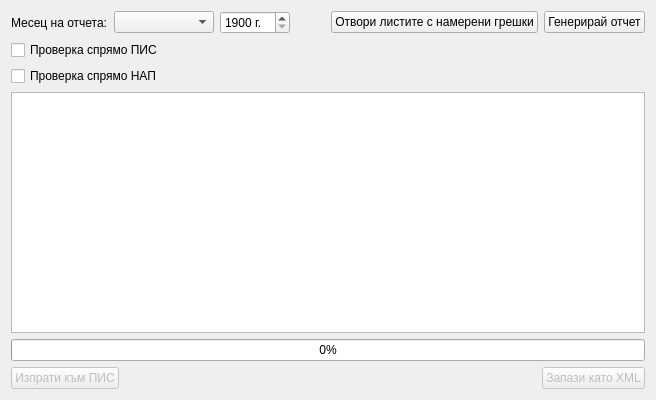
Old version of the form src/View/Widgets/ReportView.ui in the repository thefinalcutbg/DinoDent.
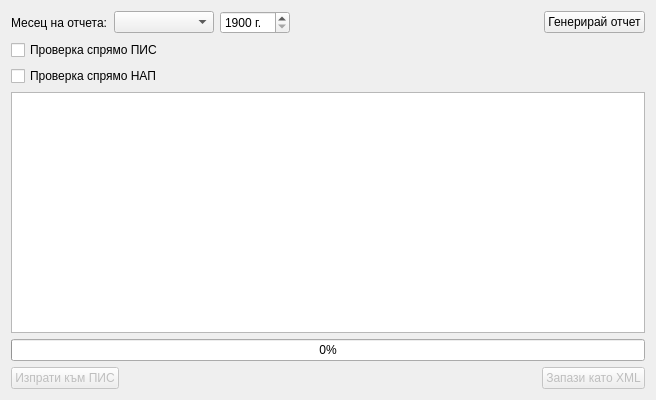
New version of the form. Custom widgets are drawn as their Qt base class.

Commit message: Db Report error check fixed. Browser Dialog made modal.

What changed in the file:
```diff
--- a/src/View/Widgets/ReportView.ui
+++ b/src/View/Widgets/ReportView.ui
@@ -71,13 +71,6 @@
        </property>
       </spacer>
      </item>
-     <item>
-      <widget class="QPushButton" name="openErrorsButton">
-       <property name="text">
-        <string>Отвори листите с намерени грешки</string>
-       </property>
-      </widget>
-     </item>
      <item>
       <widget class="QPushButton" name="generateButton">
        <property name="text">
@@ -182,6 +175,13 @@
   </layout>
  </widget>
  <layoutdefault spacing="6" margin="11"/>
+ <customwidgets>
+  <customwidget>
+   <class>TextBrowser</class>
+   <extends>QTextBrowser</extends>
+   <header>View/uiComponents/TextBrowser.h</header>
+  </customwidget>
+ </customwidgets>
  <resources/>
  <connections/>
 </ui>
```
Left out of the diff: 2 changed lines with no effect on the pictures. The commit also changes 14 other files.
